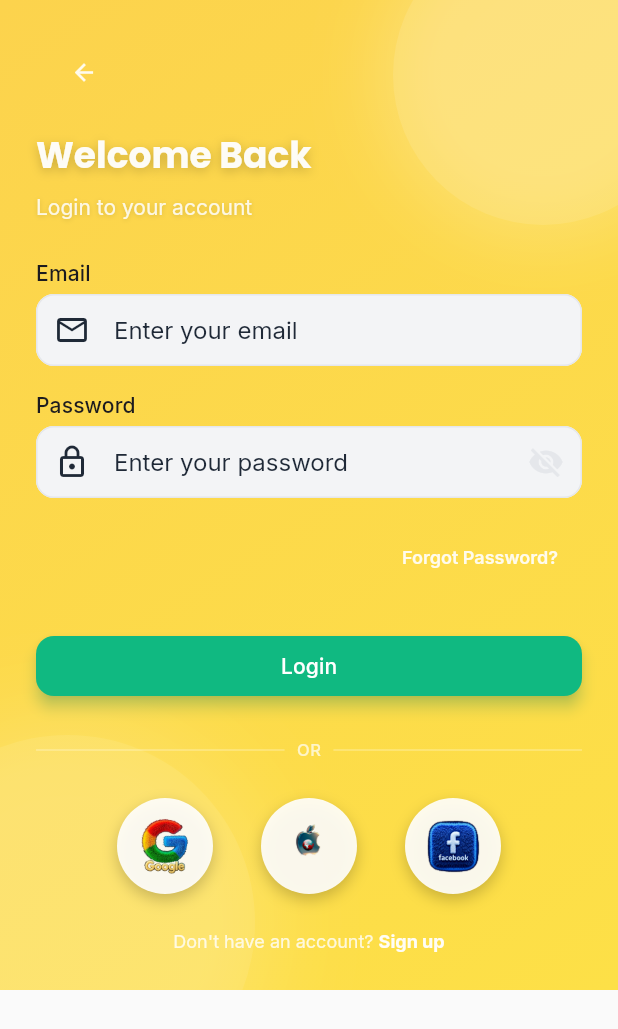
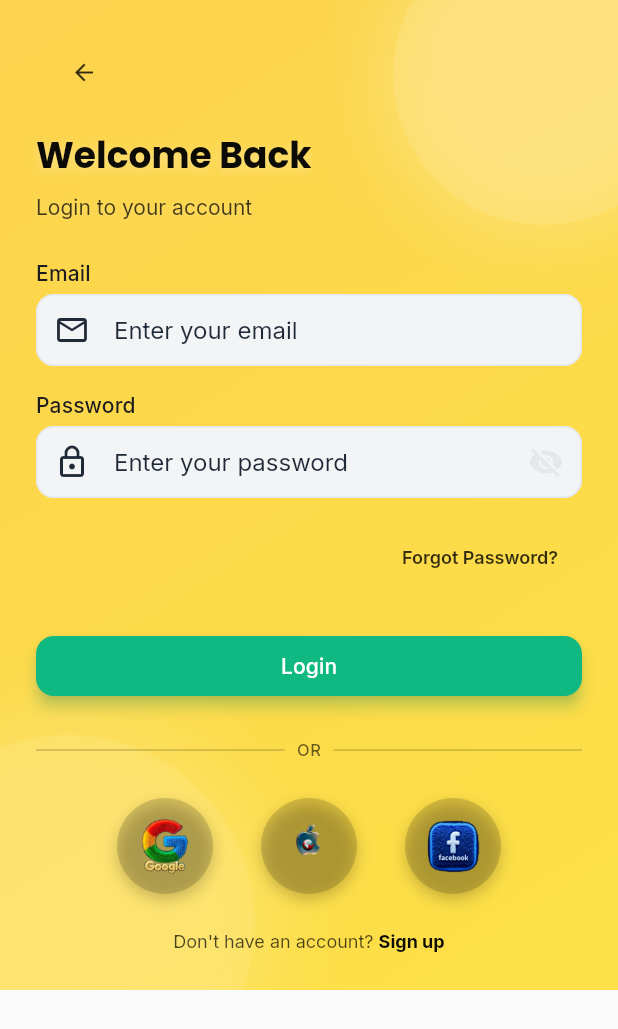
Before and after one commit to kurdostkozer-bit/full-stack-jobmap-flutter, a Flutter app: the screen it shows after launch, on a phone screen of 412 x 824 dp. Shown: the top 1029 px of the screen. Run offline on Flutter 3.47's test engine with Material 3 defaults, Android fonts, the phone set to English and light mode, and no system bars; our stand-ins replace bloc, dio, equatable, firebase_auth, firebase_core, flutter_bloc and 10 more; accounts and stored records are empty.

Commit message:
style: Change login screen font colors from white to black

```diff
--- a/lib/features/auth/presentation/screens/login_screen.dart
+++ b/lib/features/auth/presentation/screens/login_screen.dart
@@ -148,7 +148,7 @@
                         onPressed: () => GoRouter.of(context).pop(),
                         child: Icon(
                           Icons.arrow_back,
-                          color: Colors.white.withValues(alpha: 0.9),
+                          color: Colors.black.withValues(alpha: 0.8),
                         ),
                       ),
                       SizedBox(height: AppSpacing.md),
@@ -158,10 +158,10 @@
                         'Welcome Back',
                         style: context.textTheme.headlineMedium?.copyWith(
                           fontWeight: FontWeight.bold,
-                          color: Colors.white.withValues(alpha: 0.95),
+                          color: Colors.black.withValues(alpha: 0.95),
                           shadows: [
                             Shadow(
-                              color: Colors.black.withValues(alpha: 0.2),
+                              color: Colors.white.withValues(alpha: 0.3),
                               blurRadius: 8,
                               offset: const Offset(0, 2),
                             ),
@@ -172,10 +172,10 @@
                       Text(
                         'Login to your account',
                         style: context.textTheme.bodyMedium?.copyWith(
-                          color: Colors.white.withValues(alpha: 0.85),
+                          color: Colors.black.withValues(alpha: 0.75),
                           shadows: [
                             Shadow(
-                              color: Colors.black.withValues(alpha: 0.15),
+                              color: Colors.white.withValues(alpha: 0.2),
                               blurRadius: 4,
                               offset: const Offset(0, 1),
                             ),
@@ -209,7 +209,7 @@
                           child: Text(
                             'Forgot Password?',
                             style: context.textTheme.bodySmall?.copyWith(
-                              color: Colors.white.withValues(alpha: 0.9),
+                              color: Colors.black.withValues(alpha: 0.8),
                               fontWeight: FontWeight.w600,
                             ),
                           ),
@@ -230,7 +230,7 @@
                         children: [
                           Expanded(
                             child: Divider(
-                              color: Colors.white.withValues(alpha: 0.3),
+                              color: Colors.black.withValues(alpha: 0.2),
                             ),
                           ),
                           Padding(
@@ -240,13 +240,13 @@
                             child: Text(
                               'OR',
                               style: context.textTheme.labelSmall?.copyWith(
-                                color: Colors.white.withValues(alpha: 0.7),
+                                color: Colors.black.withValues(alpha: 0.6),
                               ),
                             ),
                           ),
                           Expanded(
                             child: Divider(
-                              color: Colors.white.withValues(alpha: 0.3),
+                              color: Colors.black.withValues(alpha: 0.2),
                             ),
                           ),
                         ],
@@ -262,7 +262,7 @@
                             _SocialLoginButton(
                               imagePath: 'assets/images/google-logo.png',
                               onPressed: _handleGoogleLogin,
-                              backgroundColor: Colors.white.withValues(alpha: 0.9),
+                              backgroundColor: Colors.black.withValues(alpha: 0.15),
                             ),
                             SizedBox(width: AppSpacing.xl),
 
@@ -270,7 +270,7 @@
                             _SocialLoginButton(
                               imagePath: 'assets/images/apple-logo.png',
                               onPressed: _handleAppleLogin,
-                              backgroundColor: Colors.white.withValues(alpha: 0.9),
+                              backgroundColor: Colors.black.withValues(alpha: 0.15),
                             ),
                             SizedBox(width: AppSpacing.xl),
 
@@ -278,7 +278,7 @@
                             _SocialLoginButton(
                               imagePath: 'assets/images/facebook-logo.png',
                               onPressed: _handleFacebookLogin,
-                              backgroundColor: Colors.white.withValues(alpha: 0.9),
+                              backgroundColor: Colors.black.withValues(alpha: 0.15),
                             ),
                           ],
                         ),
@@ -291,13 +291,13 @@
                           text: TextSpan(
                             text: "Don't have an account? ",
                             style: context.textTheme.bodySmall?.copyWith(
-                              color: Colors.white.withValues(alpha: 0.8),
+                              color: Colors.black.withValues(alpha: 0.7),
                             ),
                             children: [
                               TextSpan(
                                 text: 'Sign up',
                                 style: context.textTheme.bodySmall?.copyWith(
-                                  color: Colors.white.withValues(alpha: 0.95),
+                                  color: Colors.black.withValues(alpha: 0.95),
                                   fontWeight: FontWeight.bold,
                                 ),
                               ),
```
